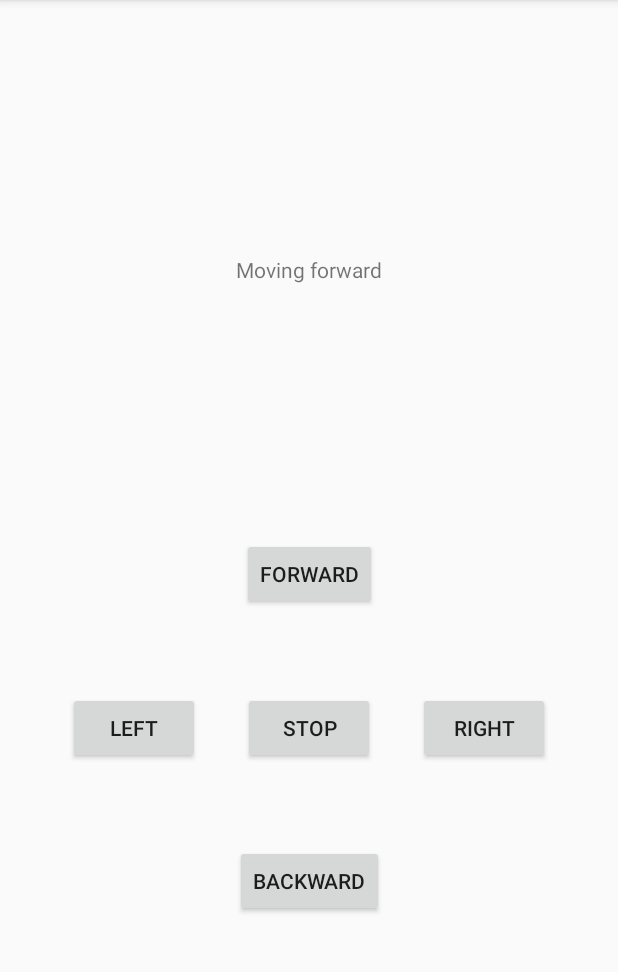
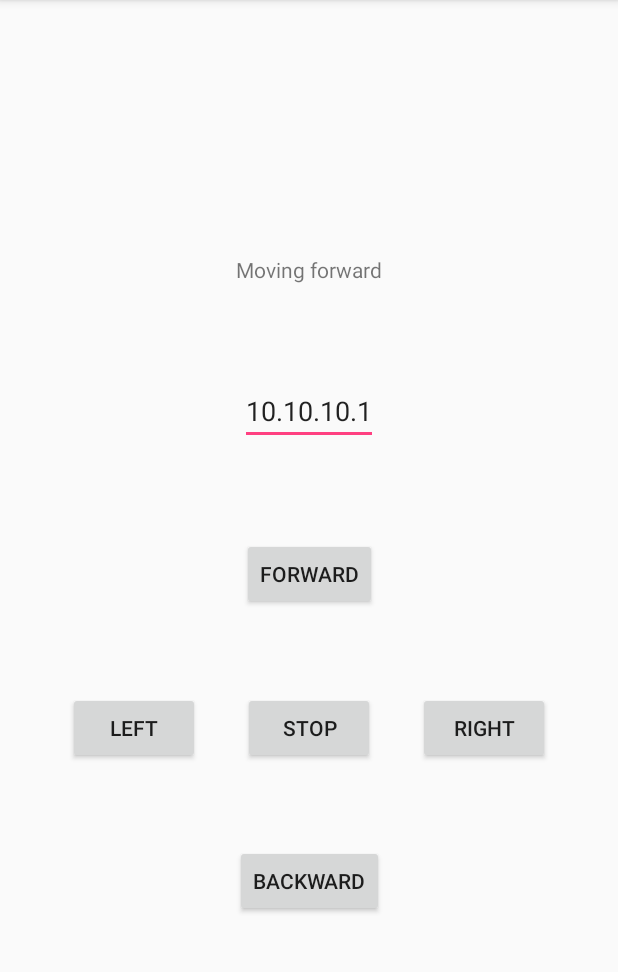
Before and after one commit to alexzele/RobotController, an Android app: the screen it shows after launch (MainActivity), after a tap on "FORWARD", on a phone screen of 412 x 824 dp, the part 84-1056 px from its top. Run offline under Robolectric (Android 15) with nearby library versions, the phone set to English and light mode, and no system bars.

Commit message:
Added user ip
the user can pick up his own ip
increased readability

```diff
--- a/Android/RoboContr/app/src/main/java/com/example/jochm/robocontr/MainActivity.java
+++ b/Android/RoboContr/app/src/main/java/com/example/jochm/robocontr/MainActivity.java
@@ -9,6 +9,7 @@ import android.os.Bundle;
 import android.util.Log;
 import android.view.View;
 import android.widget.Button;
+import android.widget.EditText;
 import android.widget.TextView;
 
 import java.io.BufferedInputStream;
@@ -20,24 +21,20 @@ import java.net.UnknownHostException;
 
 public class MainActivity extends AppCompatActivity {
 
-    TextView t;
+    static String ip = "10.10.10.1";
+    TextView logTextView;
+    EditText ipEditText;
 
     @Override
     protected void onCreate(Bundle savedInstanceState) {
         super.onCreate(savedInstanceState);
         setContentView(R.layout.activity_main);
 
-        t = findViewById(R.id.logoMain);
-        if (isNetworkAvailable()) {
-            t.setText("Press any button to start playing around");
-        } else {
-            t.setText("NO NETWORK DETECTED");
-            ((Button) findViewById(R.id.backwards)).setVisibility(View.INVISIBLE);
-            ((Button) findViewById(R.id.forward)).setVisibility(View.INVISIBLE);
-            ((Button) findViewById(R.id.button_stop)).setVisibility(View.INVISIBLE);
-            ((Button) findViewById(R.id.left)).setVisibility(View.INVISIBLE);
-            ((Button) findViewById(R.id.right)).setVisibility(View.INVISIBLE);
-        }
+        /* Setting text views vars */
+        logTextView = findViewById(R.id.logoMain);
+        logTextView.setText("Press any button to start playing around");
+        ipEditText = findViewById(R.id.ipAdd);
+        ipEditText.setText(ip);
 
 
     }
@@ -45,13 +42,13 @@ public class MainActivity extends AppCompatActivity {
     /*--------------Message picker-------------*/
     public void picker(View view){
         String str = ((Button) view).getText().toString().toLowerCase();
+        ip = ipEditText.getText().toString();
         sendMessage(str);
     }
 
 
     /*--------------Server Code----------------*/
     private void sendMessage(final String msg) {
-        final String ip = "192.168.1.177";
         final Integer port = 666;
 
 
@@ -60,40 +57,28 @@ public class MainActivity extends AppCompatActivity {
             public void run() {
 
                 try {
-                    //Replace below IP with the IP of that device in which server socket open.
-                    //If you change port then change the port number in the server side code also.
+                    /* Opening socket */
                     Socket s = new Socket(ip, port);
+                    DataOutputStream out = new DataOutputStream(s.getOutputStream());
 
-                    DataOutputStream out = new DataOutputStream(s.getOutputStream());
+                    /* Cleaning stream and sending message*/
                     out.flush();
-
                     out.writeBytes(msg + "\r");
 
+                    /* Close socket and stream */
                     out.close();
                     s.close();
 
-                    //t.setText("message sent");
-                    System.out.println("message sent, the server is " + s.isConnected());
+                    System.out.println("message \"" + msg + "\" sent, the server is " + s.isConnected());
                 } catch (IOException e) {
                     e.printStackTrace();
-                    //t.setText("failed to send message");
                 }
             }
         });
 
         thread.start();
         Log.d("BAR", "thread started");
-        while(thread.isAlive()){
-            //do nothing
-        }
-        Log.d("BAR", "thread finished");
-        t.setText("Moving " + msg);
-    }
 
-    private boolean isNetworkAvailable() {
-        ConnectivityManager connectivityManager
-                = (ConnectivityManager) getSystemService(Context.CONNECTIVITY_SERVICE);
-        NetworkInfo activeNetworkInfo = connectivityManager.getActiveNetworkInfo();
-        return activeNetworkInfo != null && activeNetworkInfo.isConnected();
+        logTextView.setText("Moving " + msg);
     }
 }
--- a/Android/RoboContr/app/src/main/res/layout/activity_main.xml
+++ b/Android/RoboContr/app/src/main/res/layout/activity_main.xml
@@ -19,6 +19,20 @@
         app:layout_constraintEnd_toEndOf="parent"
         app:layout_constraintStart_toStartOf="parent"
         app:layout_constraintTop_toTopOf="parent" />
+
+    <EditText
+        android:id="@+id/ipAdd"
+        android:layout_width="wrap_content"
+        android:layout_height="wrap_content"
+        android:layout_marginBottom="8dp"
+        android:layout_marginEnd="8dp"
+        android:layout_marginStart="8dp"
+        android:layout_marginTop="8dp"
+        android:text="TextView"
+        app:layout_constraintBottom_toTopOf="@+id/forward"
+        app:layout_constraintEnd_toEndOf="parent"
+        app:layout_constraintStart_toStartOf="parent"
+        app:layout_constraintTop_toBottomOf="@+id/logoMain" />
 
     <Button
         android:id="@+id/forward"
```
